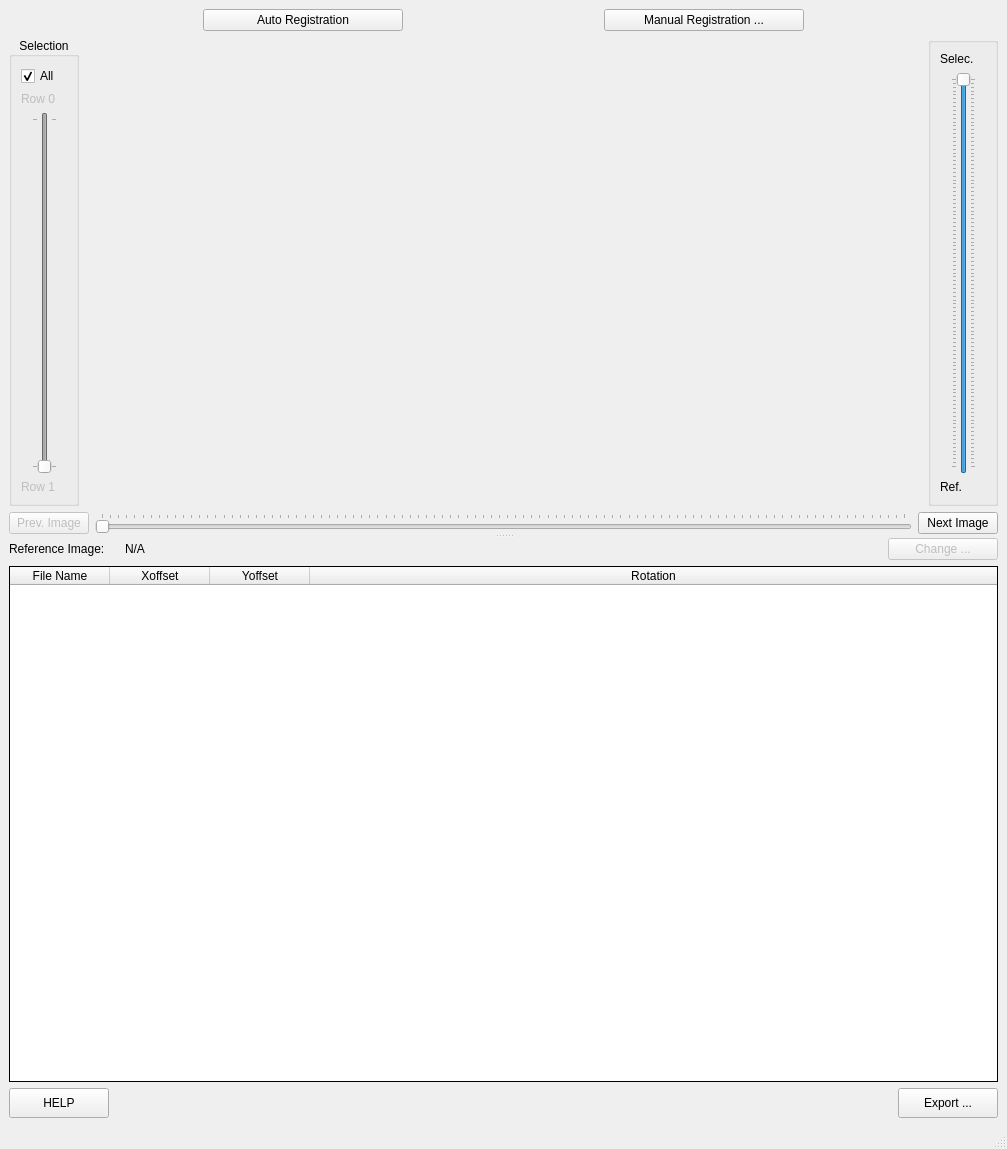
Above: ui/ui_registration.ui from neutronimaging/python_notebooks before the change. Below: the same form after it.
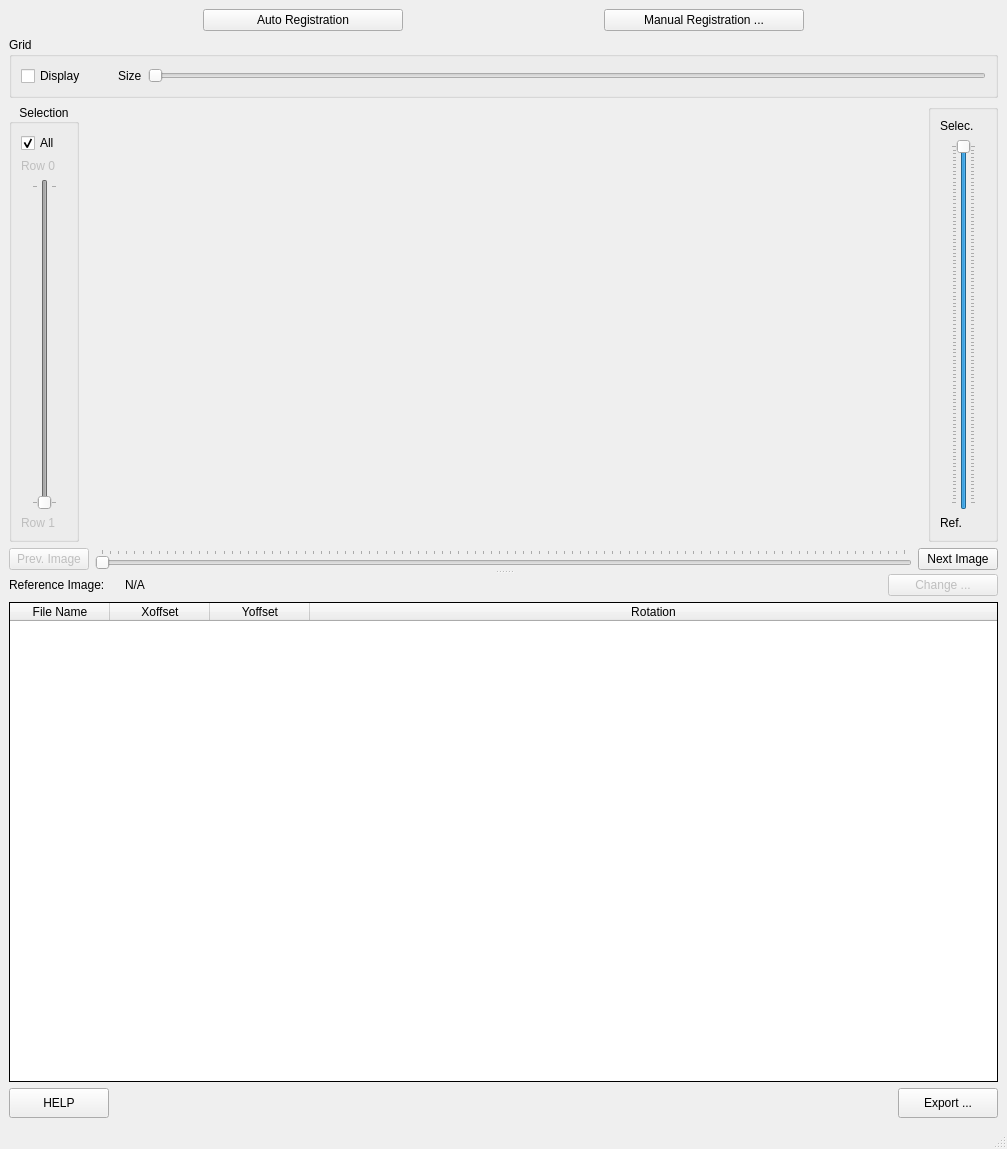
That is the form after the change.

Commit message: Adding grid to the image to help in the alignment

```diff
--- a/ui/ui_registration.ui
+++ b/ui/ui_registration.ui
@@ -93,6 +93,73 @@
       </item>
      </layout>
     </item>
+    <item>
+     <widget class="QGroupBox" name="groupBox">
+      <property name="title">
+       <string>Grid</string>
+      </property>
+      <layout class="QHBoxLayout" name="horizontalLayout_6">
+       <item>
+        <widget class="QCheckBox" name="grid_display_checkBox">
+         <property name="maximumSize">
+          <size>
+           <width>70</width>
+           <height>16777215</height>
+          </size>
+         </property>
+         <property name="text">
+          <string>Display</string>
+         </property>
+        </widget>
+       </item>
+       <item>
+        <widget class="QLabel" name="label_4">
+         <property name="text">
+          <string>      </string>
+         </property>
+        </widget>
+       </item>
+       <item>
+        <widget class="QLabel" name="label_5">
+         <property name="maximumSize">
+          <size>
+           <width>40</width>
+           <height>16777215</height>
+          </size>
+         </property>
+         <property name="text">
+          <string>Size</string>
+         </property>
+        </widget>
+       </item>
+       <item>
+        <widget class="QSlider" name="grid_size_slider">
+         <property name="sizePolicy">
+          <sizepolicy hsizetype="Expanding" vsizetype="Fixed">
+           <horstretch>0</horstretch>
+           <verstretch>0</verstretch>
+          </sizepolicy>
+         </property>
+         <property name="maximumSize">
+          <size>
+           <width>16777215</width>
+           <height>16777215</height>
+          </size>
+         </property>
+         <property name="minimum">
+          <number>1</number>
+         </property>
+         <property name="maximum">
+          <number>200</number>
+         </property>
+         <property name="orientation">
+          <enum>Qt::Horizontal</enum>
+         </property>
+        </widget>
+       </item>
+      </layout>
+     </widget>
+    </item>
     <item>
      <widget class="QSplitter" name="splitter_2">
       <property name="orientation">
```
Left out of the diff: 77 changed lines with no effect on the pictures. The commit also changes 3 other files.
